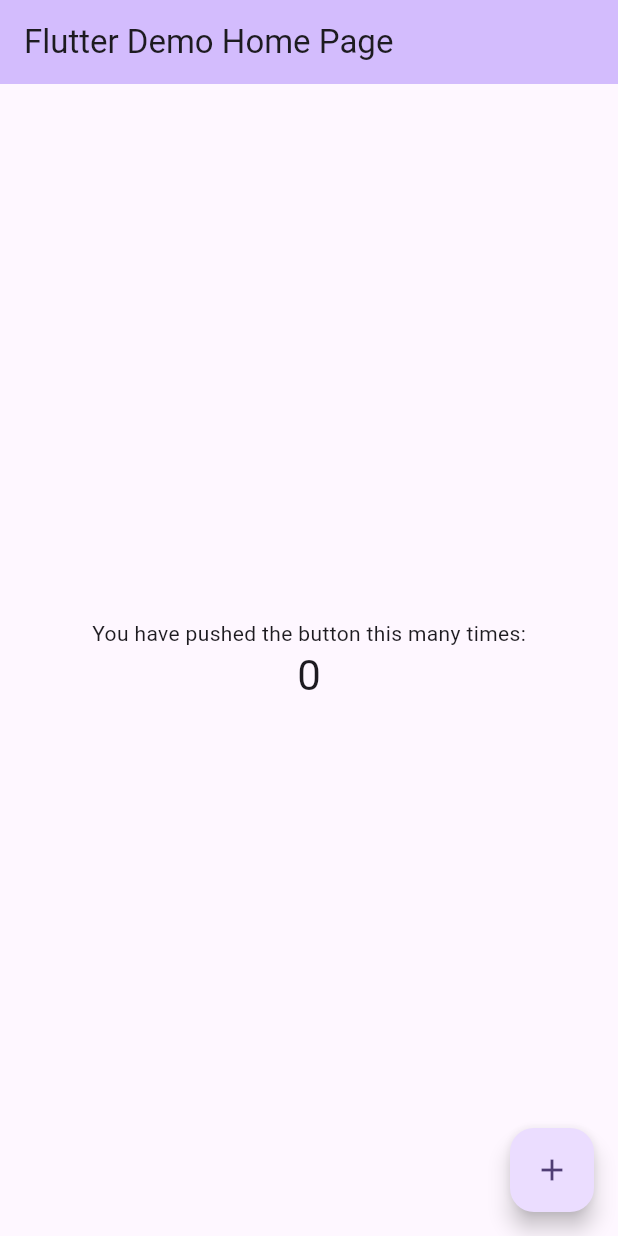
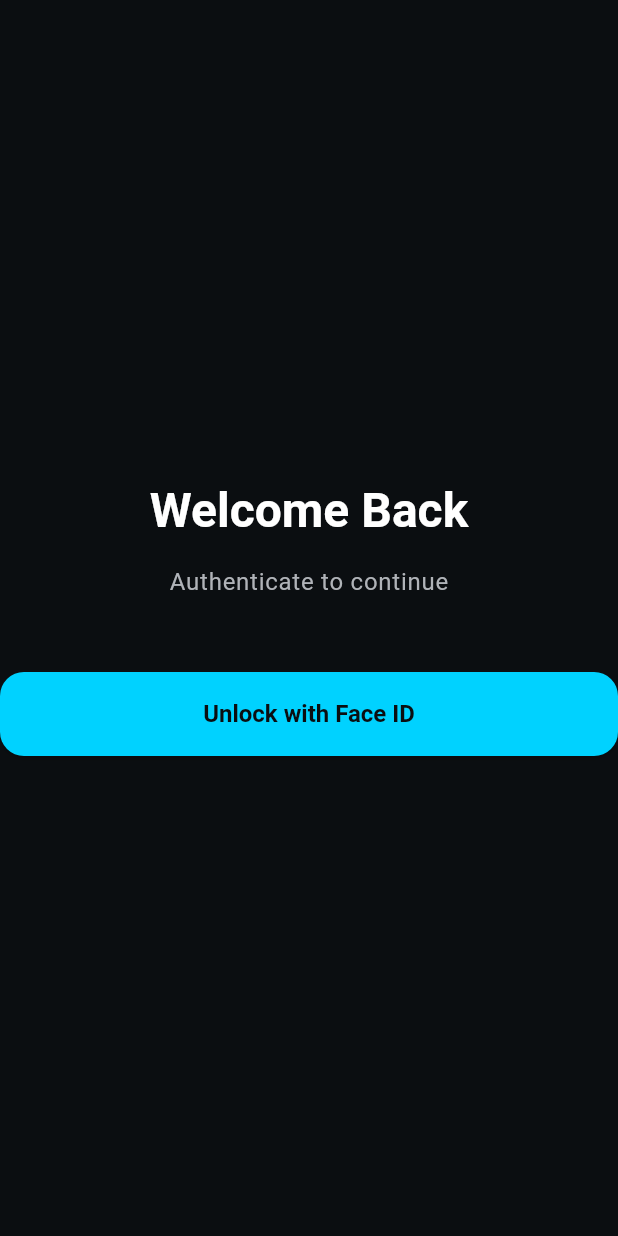
Before and after one commit to DiegoVilla27/face-id-flutter, a Flutter app: the screen it shows after launch, on a phone screen of 412 x 824 dp. Run offline on Flutter 3.47's test engine with Material 3 defaults, Android fonts, the phone set to English and light mode, and no system bars; our stand-ins replace flutter_riverpod, go_router, riverpod_annotation; generated files the repository leaves out were written again.

Commit message:
feat(base): implement modular navigation, auth state, and premium dark theme

````diff
--- /dev/null
+++ b/l10n.yaml
@@ -0,0 +1,4 @@
+arb-dir: lib/l10n
+output-dir: lib/l10n/generated
+template-arb-file: app_en.arb
+output-class: AppLocalizations
--- /dev/null
+++ b/lib/core/router/config/router_config.dart
@@ -0,0 +1,42 @@
+import 'package:go_router/go_router.dart';
+import 'package:riverpod_annotation/riverpod_annotation.dart';
+import '../names/app_routes.dart';
+import '../../../screens/public/login/login_screen.dart';
+import '../../../screens/private/home/home_screen.dart';
+import '../../../services/auth_service.dart';
+
+part 'router_config.g.dart';
+
+@riverpod
+GoRouter routerConfig(RouterConfigRef ref) {
+  final bool isLogged = ref.watch(authNotifierProvider);
+
+  return GoRouter(
+    initialLocation: AppRoutes.login,
+    redirect: (context, state) {
+      final bool isLoggingIn = state.matchedLocation == AppRoutes.login;
+
+      if (!isLogged) {
+        return isLoggingIn ? null : AppRoutes.login;
+      }
+
+      if (isLoggingIn) {
+        return AppRoutes.home;
+      }
+
+      return null;
+    },
+    routes: [
+      GoRoute(
+        path: AppRoutes.login,
+        name: AppRoutes.loginName,
+        builder: (context, state) => const LoginScreen(),
+      ),
+      GoRoute(
+        path: AppRoutes.home,
+        name: AppRoutes.homeName,
+        builder: (context, state) => const HomeScreen(),
+      ),
+    ],
+  );
+}
--- /dev/null
+++ b/lib/l10n/app_en.arb
@@ -0,0 +1,9 @@
+{
+  "appName": "Face ID Pro",
+  "loginTitle": "Welcome Back",
+  "loginSubtitle": "Authenticate to continue",
+  "unlockWithFaceId": "Unlock with Face ID",
+  "homeTitle": "Secure Home",
+  "homeWelcome": "Safe surroundings detected",
+  "logout": "Logout"
+}
--- /dev/null
+++ b/lib/l10n/app_es.arb
@@ -0,0 +1,9 @@
+{
+  "appName": "Face ID Pro",
+  "loginTitle": "Bienvenido",
+  "loginSubtitle": "Autentícate para continuar",
+  "unlockWithFaceId": "Desbloquear con Face ID",
+  "homeTitle": "Inicio Seguro",
+  "homeWelcome": "Entorno seguro detectado",
+  "logout": "Cerrar sesión"
+}
--- /dev/null
+++ b/lib/l10n/app_localizations.dart
@@ -0,0 +1,176 @@
+import 'dart:async';
+
+import 'package:flutter/foundation.dart';
+import 'package:flutter/widgets.dart';
+import 'package:flutter_localizations/flutter_localizations.dart';
+import 'package:intl/intl.dart' as intl;
+
+import 'app_localizations_en.dart';
+import 'app_localizations_es.dart';
+
+// ignore_for_file: type=lint
+
+/// Callers can lookup localized strings with an instance of AppLocalizations
+/// returned by `AppLocalizations.of(context)`.
+///
+/// Applications need to include `AppLocalizations.delegate()` in their app's
+/// `localizationDelegates` list, and the locales they support in the app's
+/// `supportedLocales` list. For example:
+///
+/// ```dart
+/// import 'l10n/app_localizations.dart';
+///
+/// return MaterialApp(
+///   localizationsDelegates: AppLocalizations.localizationsDelegates,
+///   supportedLocales: AppLocalizations.supportedLocales,
+///   home: MyApplicationHome(),
+/// );
+/// ```
+///
+/// ## Update pubspec.yaml
+///
+/// Please make sure to update your pubspec.yaml to include the following
+/// packages:
+///
+/// ```yaml
+/// dependencies:
+///   # Internationalization support.
+///   flutter_localizations:
+///     sdk: flutter
+///   intl: any # Use the pinned version from flutter_localizations
+///
+///   # Rest of dependencies
+/// ```
+///
+/// ## iOS Applications
+///
+/// iOS applications define key application metadata, including supported
+/// locales, in an Info.plist file that is built into the application bundle.
+/// To configure the locales supported by your app, you’ll need to edit this
+/// file.
+///
+/// First, open your project’s ios/Runner.xcworkspace Xcode workspace file.
+/// Then, in the Project Navigator, open the Info.plist file under the Runner
+/// project’s Runner folder.
+///
+/// Next, select the Information Property List item, select Add Item from the
+/// Editor menu, then select Localizations from the pop-up menu.
+///
+/// Select and expand the newly-created Localizations item then, for each
+/// locale your application supports, add a new item and select the locale
+/// you wish to add from the pop-up menu in the Value field. This list should
+/// be consistent with the languages listed in the AppLocalizations.supportedLocales
+/// property.
+abstract class AppLocalizations {
+  AppLocalizations(String locale)
+    : localeName = intl.Intl.canonicalizedLocale(locale.toString());
+
+  final String localeName;
+
+  static AppLocalizations? of(BuildContext context) {
+    return Localizations.of<AppLocalizations>(context, AppLocalizations);
+  }
+
+  static const LocalizationsDelegate<AppLocalizations> delegate =
+      _AppLocalizationsDelegate();
+
+  /// A list of this localizations delegate along with the default localizations
+  /// delegates.
+  ///
+  /// Returns a list of localizations delegates containing this delegate along with
+  /// GlobalMaterialLocalizations.delegate, GlobalCupertinoLocalizations.delegate,
+  /// and GlobalWidgetsLocalizations.delegate.
+  ///
+  /// Additional delegates can be added by appending to this list in
+  /// MaterialApp. This list does not have to be used at all if a custom list
+  /// of delegates is preferred or required.
+  static const List<LocalizationsDelegate<dynamic>> localizationsDelegates =
+      <LocalizationsDelegate<dynamic>>[
+        delegate,
+        GlobalMaterialLocalizations.delegate,
+        GlobalCupertinoLocalizations.delegate,
+        GlobalWidgetsLocalizations.delegate,
+      ];
+
+  /// A list of this localizations delegate's supported locales.
+  static const List<Locale> supportedLocales = <Locale>[
+    Locale('en'),
+    Locale('es'),
+  ];
+
+  /// No description provided for @appName.
+  ///
+  /// In en, this message translates to:
+  /// **'Face ID Pro'**
+  String get appName;
+
+  /// No description provided for @loginTitle.
+  ///
+  /// In en, this message translates to:
+  /// **'Welcome Back'**
+  String get loginTitle;
+
+  /// No description provided for @loginSubtitle.
+  ///
+  /// In en, this message translates to:
+  /// **'Authenticate to continue'**
+  String get loginSubtitle;
+
+  /// No description provided for @unlockWithFaceId.
+  ///
+  /// In en, this message translates to:
+  /// **'Unlock with Face ID'**
+  String get unlockWithFaceId;
+
+  /// No description provided for @homeTitle.
+  ///
+  /// In en, this message translates to:
+  /// **'Secure Home'**
+  String get homeTitle;
+
+  /// No description provided for @homeWelcome.
+  ///
+  /// In en, this message translates to:
+  /// **'Safe surroundings detected'**
+  String get homeWelcome;
+
+  /// No description provided for @logout.
+  ///
+  /// In en, this message translates to:
+  /// **'Logout'**
+  String get logout;
+}
+
+class _AppLocalizationsDelegate
+    extends LocalizationsDelegate<AppLocalizations> {
+  const _AppLocalizationsDelegate();
+
+  @override
+  Future<AppLocalizations> load(Locale locale) {
+    return SynchronousFuture<AppLocalizations>(lookupAppLocalizations(locale));
+  }
+
+  @override
+  bool isSupported(Locale locale) =>
+      <String>['en', 'es'].contains(locale.languageCode);
+
+  @override
+  bool shouldReload(_AppLocalizationsDelegate old) => false;
+}
+
+AppLocalizations lookupAppLocalizations(Locale locale) {
+  // Lookup logic when only language code is specified.
+  switch (locale.languageCode) {
+    case 'en':
+      return AppLocalizationsEn();
+    case 'es':
+      return AppLocalizationsEs();
+  }
+
+  throw FlutterError(
+    'AppLocalizations.delegate failed to load unsupported locale "$locale". This is likely '
+    'an issue with the localizations generation tool. Please file an issue '
+    'on GitHub with a reproducible sample app and the gen-l10n configuration '
+    'that was used.',
+  );
+}
--- /dev/null
+++ b/lib/l10n/app_localizations_en.dart
@@ -0,0 +1,31 @@
+// ignore: unused_import
+import 'package:intl/intl.dart' as intl;
+import 'app_localizations.dart';
+
+// ignore_for_file: type=lint
+
+/// The translations for English (`en`).
+class AppLocalizationsEn extends AppLocalizations {
+  AppLocalizationsEn([String locale = 'en']) : super(locale);
+
+  @override
+  String get appName => 'Face ID Pro';
+
+  @override
+  String get loginTitle => 'Welcome Back';
+
+  @override
+  String get loginSubtitle => 'Authenticate to continue';
+
+  @override
+  String get unlockWithFaceId => 'Unlock with Face ID';
+
+  @override
+  String get homeTitle => 'Secure Home';
+
+  @override
+  String get homeWelcome => 'Safe surroundings detected';
+
+  @override
+  String get logout => 'Logout';
+}
--- a/lib/main.dart
+++ b/lib/main.dart
@@ -1,122 +1,38 @@
 import 'package:flutter/material.dart';
+import 'package:flutter_riverpod/flutter_riverpod.dart';
+import 'l10n/generated/app_localizations.dart';
+import 'core/router/config/router_config.dart';
+import 'ui/atoms/colors/app_theme.dart';
 
 void main() {
-  runApp(const MyApp());
+  runApp(
+    const ProviderScope(
+      child: FaceIdApp(),
+    ),
+  );
 }
 
-class MyApp extends StatelessWidget {
-  const MyApp({super.key});
+class FaceIdApp extends ConsumerWidget {
+  const FaceIdApp({super.key});
 
-  // This widget is the root of your application.
   @override
-  Widget build(BuildContext context) {
-    return MaterialApp(
-      title: 'Flutter Demo',
-      theme: ThemeData(
-        // This is the theme of your application.
-        //
-        // TRY THIS: Try running your application with "flutter run". You'll see
-        // the application has a purple toolbar. Then, without quitting the app,
-        // try changing the seedColor in the colorScheme below to Colors.green
-        // and then invoke "hot reload" (save your changes or press the "hot
-        // reload" button in a Flutter-supported IDE, or press "r" if you used
-        // the command line to start the app).
-        //
-        // Notice that the counter didn't reset back to zero; the application
-        // state is not lost during the reload. To reset the state, use hot
-        // restart instead.
-        //t6fcftffttftggvggytgfcdfgtyuytrfdeswertyu9i9'ù08y7t86r574e3wq º234
-        // This works for code too, not just values: Most code changes can be
-        // tested with just a hot reload.
-        colorScheme: .fromSeed(seedColor: Colors.deepPurple),
-      ),
-      home: const MyHomePage(title: 'Flutter Demo Home Page'),
+  Widget build(BuildContext context, WidgetRef ref) {
+    final router = ref.watch(routerConfigProvider);
+
+    return MaterialApp.router(
+      title: 'Face ID Pro',
+      debugShowCheckedModeBanner: false,
+
+      // Theme
+      theme: AppTheme.darkTheme,
+
+      // Router
+      routerConfig: router,
+
+      // Localizations
+      localizationsDelegates: AppLocalizations.localizationsDelegates,
+      supportedLocales: AppLocalizations.supportedLocales,
+      locale: const Locale('en'), // Defaulting to English for now, can be dynamic
     );
   }
 }
-
-class MyHomePage extends StatefulWidget {
-  const MyHomePage({super.key, required this.title});
-
-  // This widget is the home page of your application. It is stateful, meaning
-  // that it has a State object (defined below) that contains fields that affect
-  // how it looks.
-
-  // This class is the configuration for the state. It holds the values (in this
-  // case the title) provided by the parent (in this case the App widget) and
-  // used by the build method of the State. Fields in a Widget subclass are
-  // always marked "final".
-
-  final String title;
-
-  @override
-  State<MyHomePage> createState() => _MyHomePageState();
-}
-
-class _MyHomePageState extends State<MyHomePage> {
-  int _counter = 0;
-
-  void _incrementCounter() {
-    setState(() {
-      // This call to setState tells the Flutter framework that something has
-      // changed in this State, which causes it to rerun the build method below
-      // so that the display can reflect the updated values. If we changed
-      // _counter without calling setState(), then the build method would not be
-      // called again, and so nothing would appear to happen.
-      _counter++;
-    });
-  }
-
-  @override
-  Widget build(BuildContext context) {
-    // This method is rerun every time setState is called, for instance as done
-    // by the _incrementCounter method above.
-    //
-    // The Flutter framework has been optimized to make rerunning build methods
-    // fast, so that you can just rebuild anything that needs updating rather
-    // than having to individually change instances of widgets.
-    return Scaffold(
-      appBar: AppBar(
-        // TRY THIS: Try changing the color here to a specific color (to
-        // Colors.amber, perhaps?) and trigger a hot reload to see the AppBar
-        // change color while the other colors stay the same.
-        backgroundColor: Theme.of(context).colorScheme.inversePrimary,
-        // Here we take the value from the MyHomePage object that was created by
-        // the App.build method, and use it to set our appbar title.
-        title: Text(widget.title),
-      ),
-      body: Center(
-        // Center is a layout widget. It takes a single child and positions it
-        // in the middle of the parent.
-        child: Column(
-          // Column is also a layout widget. It takes a list of children and
-          // arranges them vertically. By default, it sizes itself to fit its
-          // children horizontally, and tries to be as tall as its parent.
-          //
-          // Column has various properties to control how it sizes itself and
-          // how it positions its children. Here we use mainAxisAlignment to
-          // center the children vertically; the main axis here is the vertical
-          // axis because Columns are vertical (the cross axis would be
-          // horizontal).
-          //
-          // TRY THIS: Invoke "debug painting" (choose the "Toggle Debug Paint"
-          // action in the IDE, or press "p" in the console), to see the
-          // wireframe for each widget.
-          mainAxisAlignment: .center,
-          children: [
-            const Text('You have pushed the button this many times:'),
-            Text(
-              '$_counter',
-              style: Theme.of(context).textTheme.headlineMedium,
-            ),
-          ],
-        ),
-      ),
-      floatingActionButton: FloatingActionButton(
-        onPressed: _incrementCounter,
-        tooltip: 'Increment',
-        child: const Icon(Icons.add),
-      ),
-    );
-  }
-}
--- /dev/null
+++ b/lib/screens/public/login/login_screen.dart
@@ -0,0 +1,38 @@
+import 'package:flutter/material.dart';
+import 'package:flutter_riverpod/flutter_riverpod.dart';
+import '../../../core/extensions/context_extensions.dart';
+import '../../../services/auth_service.dart';
+
+class LoginScreen extends ConsumerWidget {
+  const LoginScreen({super.key});
+
+  @override
+  Widget build(BuildContext context, WidgetRef ref) {
+    return Scaffold(
+      body: Center(
+        child: Column(
+          mainAxisAlignment: MainAxisAlignment.center,
+          children: [
+            Text(
+              context.l10n.loginTitle,
+              style: context.typography.headlineLarge,
+            ),
+            const SizedBox(height: 16),
+            Text(
+              context.l10n.loginSubtitle,
+              style: context.typography.bodyLarge,
+            ),
+            const SizedBox(height: 48),
+            // Placeholder for Face ID button
+            ElevatedButton(
+              onPressed: () {
+                ref.read(authNotifierProvider.notifier).login();
+              },
+              child: Text(context.l10n.unlockWithFaceId),
+            ),
+          ],
+        ),
+      ),
+    );
+  }
+}
--- /dev/null
+++ b/lib/ui/atoms/colors/app_colors.dart
@@ -0,0 +1,18 @@
+import 'package:flutter/material.dart';
+
+class AppColors {
+  // Dark Palette
+  static const Color obsidian = Color(0xFF0B0E11);
+  static const Color onyx = Color(0xFF15191C);
+  static const Color electricBlue = Color(0xFF00D2FF);
+  static const Color neonCyan = Color(0xFF00FFF0);
+
+  // Accents
+  static const Color success = Color(0xFF00C853);
+  static const Color error = Color(0xFFD50000);
+  static const Color glassWhite = Color(0x1AFFFFFF);
+
+  // Text
+  static const Color textPrimary = Color(0xFFFFFFFF);
+  static const Color textSecondary = Color(0xFFB0B3B8);
+}
--- /dev/null
+++ b/lib/ui/atoms/colors/app_theme.dart
@@ -0,0 +1,53 @@
+import 'package:flutter/material.dart';
+import 'app_colors.dart';
+
+class AppTheme {
+  static ThemeData get darkTheme {
+    return ThemeData(
+      useMaterial3: true,
+      brightness: Brightness.dark,
+      scaffoldBackgroundColor: AppColors.obsidian,
+      colorScheme: const ColorScheme.dark(
+        primary: AppColors.electricBlue,
+        secondary: AppColors.neonCyan,
+        surface: AppColors.onyx,
+        error: AppColors.error,
+      ),
+      appBarTheme: const AppBarTheme(
+        backgroundColor: AppColors.obsidian,
+        elevation: 0,
+        centerTitle: true,
+        titleTextStyle: TextStyle(
+          color: AppColors.textPrimary,
+          fontSize: 20,
+          fontWeight: FontWeight.bold,
+        ),
+      ),
+      elevatedButtonTheme: ElevatedButtonThemeData(
+        style: ElevatedButton.styleFrom(
+          backgroundColor: AppColors.electricBlue,
+          foregroundColor: AppColors.obsidian,
+          minimumSize: const Size(double.infinity, 56),
+          shape: RoundedRectangleBorder(
+            borderRadius: BorderRadius.circular(16),
+          ),
+          textStyle: const TextStyle(
+            fontSize: 16,
+            fontWeight: FontWeight.bold,
+          ),
+        ),
+      ),
+      textTheme: const TextTheme(
+        headlineLarge: TextStyle(
+          color: AppColors.textPrimary,
+          fontSize: 32,
+          fontWeight: FontWeight.bold,
+        ),
+        bodyLarge: TextStyle(
+          color: AppColors.textSecondary,
+          fontSize: 16,
+        ),
+      ),
+    );
+  }
+}
````
Also changed, not shown: lib/core/extensions/context_extensions.dart (added, +11 -0 lines), lib/core/router/names/app_routes.dart (added, +8 -0 lines), lib/l10n/app_localizations_es.dart (added, +31 -0 lines), lib/screens/private/home/home_screen.dart (added, +38 -0 lines), lib/services/auth_service.dart (added, +17 -0 lines), pubspec.yaml (+13 -11 lines), lib/core/router/config/router_config.g.dart (added), lib/l10n/generated/app_localizations.dart (added), lib/l10n/generated/app_localizations_en.dart (added), lib/l10n/generated/app_localizations_es.dart (added), lib/services/auth_service.g.dart (added), pubspec.lock, 15 other files.
